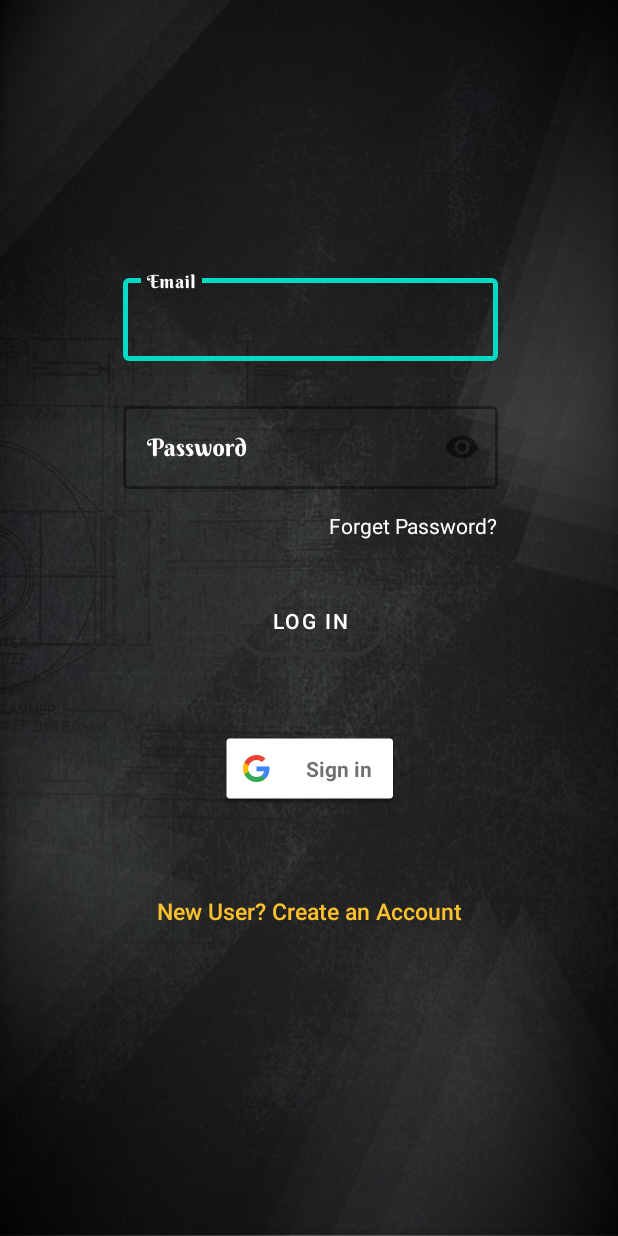
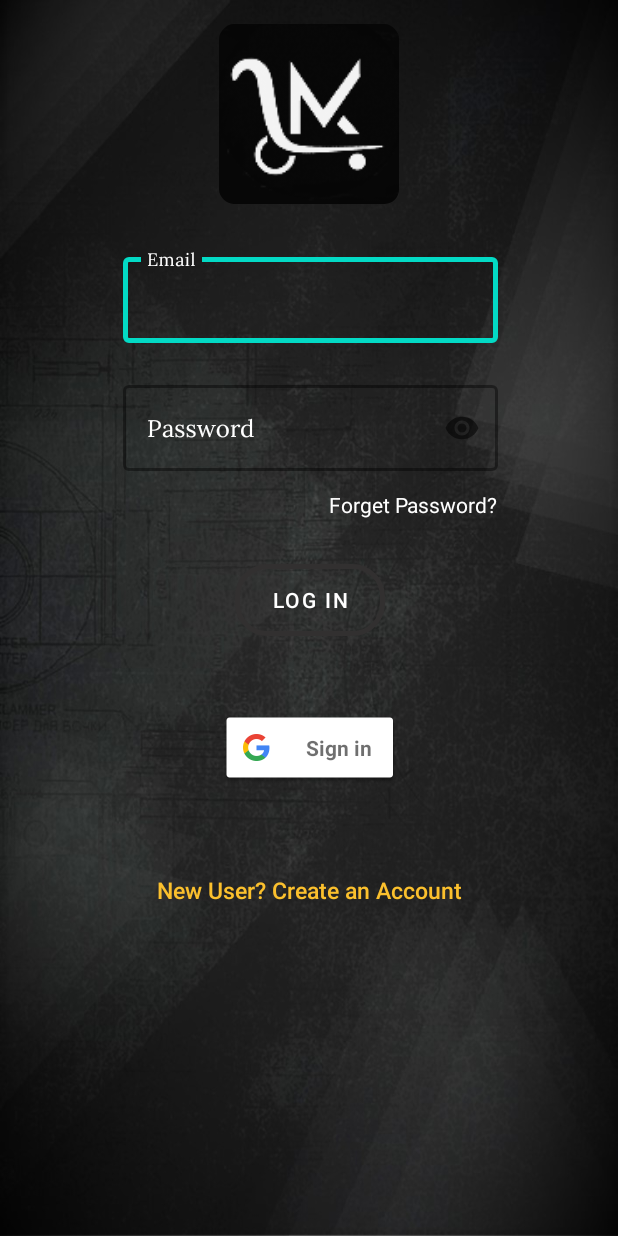
Before and after one commit to Codename-sgr/BetaVersion, an Android app: the screen it shows after launch (LoginActivity), on a phone screen of 412 x 824 dp. Run offline under Robolectric (Android 15) with nearby library versions, the phone set to English and light mode, and no system bars; our stand-ins replace Firebase (no records; nobody signed in at launch, a user with empty details on screens opened directly).

Commit message:
sagar:::FINAL APP phase 5

```diff
--- a/app/src/main/res/layout/activity_login.xml
+++ b/app/src/main/res/layout/activity_login.xml
@@ -7,13 +7,23 @@
     android:background="@drawable/backgroundapp"
     tools:context=".LoginActivity">
 
+    <ImageView
+        android:id="@+id/logo"
+        android:layout_width="120dp"
+        android:layout_height="120dp"
+        android:layout_marginTop="16dp"
+        app:layout_constraintEnd_toEndOf="parent"
+        app:layout_constraintStart_toStartOf="parent"
+        app:layout_constraintTop_toTopOf="parent"
+        app:srcCompat="@mipmap/ic_manit_logo" />
+
 
     <com.google.android.material.textfield.TextInputLayout
         android:id="@+id/EmailLayout"
         style="@style/Widget.MaterialComponents.TextInputLayout.OutlinedBox"
         android:layout_width="250dp"
         android:layout_height="75dp"
-        android:layout_marginTop="180dp"
+        android:layout_marginTop="30dp"
         android:hint="@string/Email"
         android:textColorHint="#ffffff"
         app:boxStrokeColor="@color/colorAccent"
@@ -22,13 +32,13 @@
         app:hintTextColor="#ffffff"
         app:layout_constraintEnd_toEndOf="@+id/passwordLayout"
         app:layout_constraintStart_toStartOf="@+id/passwordLayout"
-        app:layout_constraintTop_toTopOf="parent">
+        app:layout_constraintTop_toBottomOf="@id/logo">
 
         <com.google.android.material.textfield.TextInputEditText
             android:id="@+id/editTextEmail"
             android:layout_width="match_parent"
             android:layout_height="wrap_content"
-            android:fontFamily="@font/berkshire_swash"
+            android:fontFamily="@font/lora_regular"
             android:inputType="textEmailAddress"
             android:textColor="#FFFFFF" />
     </com.google.android.material.textfield.TextInputLayout>
@@ -54,7 +64,7 @@
             android:id="@+id/password"
             android:layout_width="match_parent"
             android:layout_height="wrap_content"
-            android:fontFamily="@font/berkshire_swash"
+            android:fontFamily="@font/lora_regular"
             android:inputType="textPassword"
             android:textColor="#FFFFFF" />
     </com.google.android.material.textfield.TextInputLayout>
@@ -104,6 +114,8 @@
         app:layout_constraintStart_toStartOf="parent"
         app:layout_constraintTop_toBottomOf="@id/googleLoginBtn" />
 
+
+
     <!--LOGIN BUTTON-->
 
     <!--TO SIGN UP PAGE-->
```
